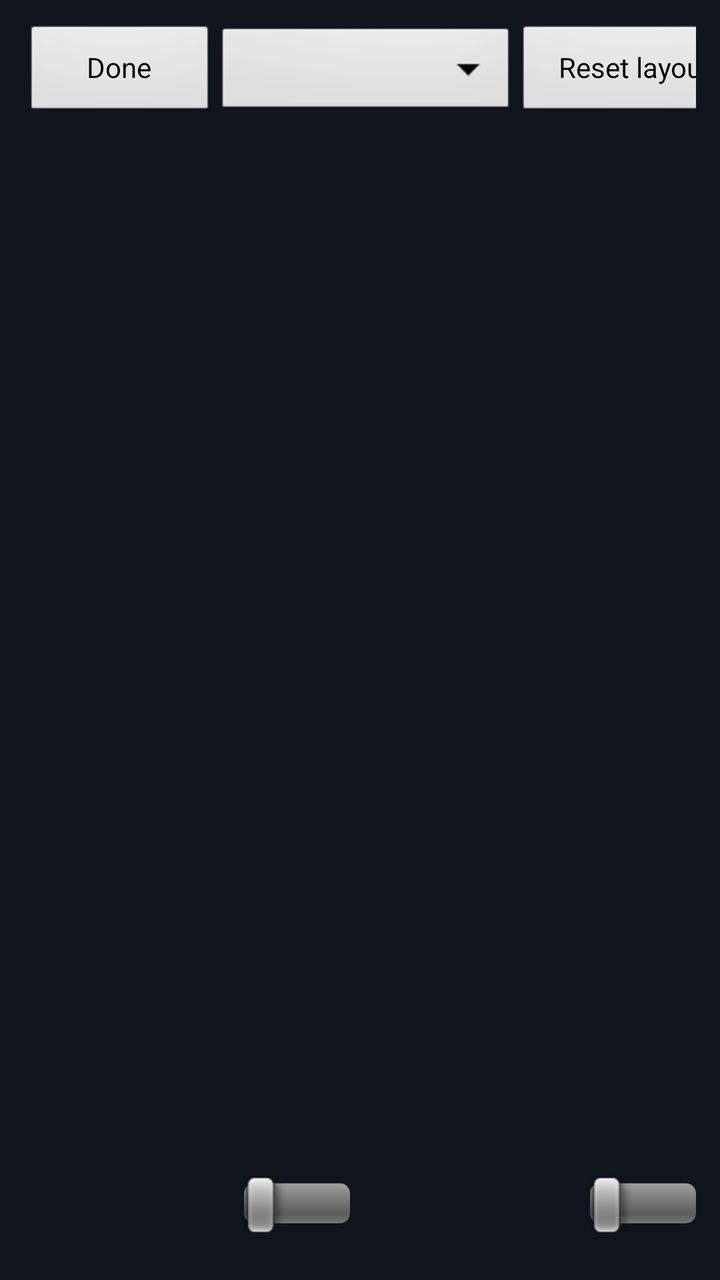
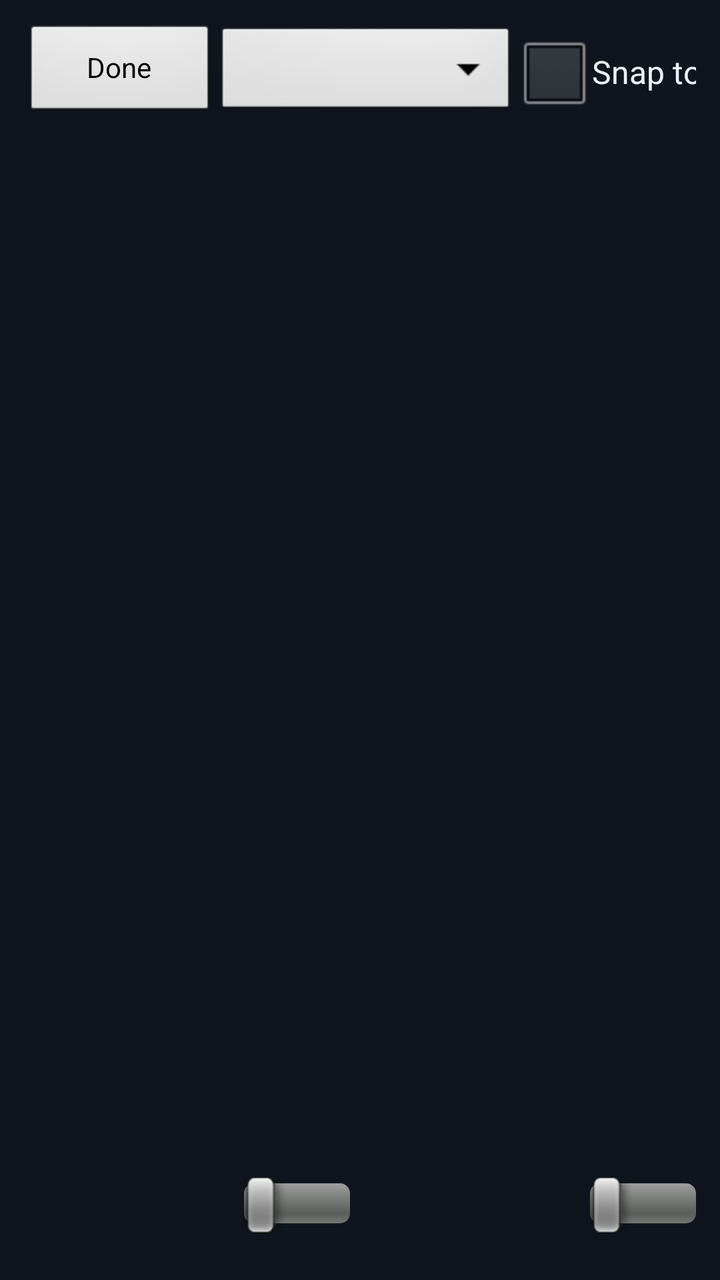

Before-and-after screenshots of an Android layout around one commit, followed by the original layout XML and the change that was made.
<!-- AndroidManifest.xml: application theme AppTheme -->
<!-- res/layout/activity_touch_editor.xml -->
<LinearLayout xmlns:android="http://schemas.android.com/apk/res/android" android:layout_width="match_parent" android:layout_height="match_parent" android:orientation="vertical" android:padding="12dp" android:background="@color/ui_background">
 <LinearLayout android:layout_width="match_parent" android:layout_height="48dp" android:orientation="horizontal" android:gravity="center_vertical">
  <Button android:id="@+id/editor_done" android:layout_width="wrap_content" android:minWidth="96dp" android:layout_height="match_parent" android:text="@string/editor_done" android:maxLines="1" android:ellipsize="end"/>
  <Spinner android:id="@+id/editor_mode" android:layout_width="wrap_content" android:minWidth="150dp" android:layout_height="match_parent"/>
  <TextView android:id="@+id/editor_selection" android:layout_width="0dp" android:layout_weight="1" android:layout_height="wrap_content" android:maxLines="1" android:ellipsize="end" android:paddingLeft="12dp" android:text="@string/editor_select_control" android:textColor="@color/ui_accent"/>
  <Button android:id="@+id/editor_reset" android:layout_width="wrap_content" android:minWidth="120dp" android:layout_height="match_parent" android:text="@string/editor_reset" android:maxLines="1" android:ellipsize="end"/>
 </LinearLayout>
 <FrameLayout android:id="@+id/editor_canvas" android:layout_width="match_parent" android:layout_height="0dp" android:layout_weight="1" android:layout_marginTop="8dp"/>
 <LinearLayout android:layout_width="match_parent" android:layout_height="52dp" android:orientation="horizontal" android:gravity="center_vertical">
  <TextView android:id="@+id/editor_visual_label" android:layout_width="wrap_content" android:minWidth="110dp" android:maxLines="1" android:layout_height="wrap_content" android:text="" android:textColor="@color/ui_text"/>
  <SeekBar android:id="@+id/editor_visual" android:layout_width="0dp" android:layout_weight="1" android:layout_height="match_parent"/>
  <TextView android:id="@+id/editor_hit_label" android:layout_width="wrap_content" android:minWidth="120dp" android:maxLines="1" android:layout_height="wrap_content" android:text="" android:textColor="@color/ui_text"/>
  <SeekBar android:id="@+id/editor_hit" android:layout_width="0dp" android:layout_weight="1" android:layout_height="match_parent"/>
 </LinearLayout>
</LinearLayout>
<!-- resources referenced by this layout -->
<resources>
  <color name="ui_accent">#F4B664</color>
  <color name="ui_background">#10151D</color>
  <color name="ui_text">#EEF2F8</color>
  <string name="editor_done">Done</string>
  <string name="editor_reset">Reset layout</string>
  <string name="editor_select_control">Select a control</string>
  <style name="AppTheme" parent="android:Theme.NoTitleBar.Fullscreen">
          
      </style>
</resources>

<!-- the commit's change to res/layout/activity_touch_editor.xml (unified diff, before → after) -->
@@ -1,8 +1,9 @@
 <LinearLayout xmlns:android="http://schemas.android.com/apk/res/android" android:layout_width="match_parent" android:layout_height="match_parent" android:orientation="vertical" android:padding="12dp" android:background="@color/ui_background">
  <LinearLayout android:layout_width="match_parent" android:layout_height="48dp" android:orientation="horizontal" android:gravity="center_vertical">
   <Button android:id="@+id/editor_done" android:layout_width="wrap_content" android:minWidth="96dp" android:layout_height="match_parent" android:text="@string/editor_done" android:maxLines="1" android:ellipsize="end"/>
+  <TextView android:id="@+id/editor_selection" android:layout_width="0dp" android:layout_weight="1" android:layout_height="wrap_content" android:maxLines="1" android:ellipsize="end" android:paddingLeft="12dp" android:paddingRight="12dp" android:text="@string/editor_select_control" android:textColor="@color/ui_accent"/>
   <Spinner android:id="@+id/editor_mode" android:layout_width="wrap_content" android:minWidth="150dp" android:layout_height="match_parent"/>
-  <TextView android:id="@+id/editor_selection" android:layout_width="0dp" android:layout_weight="1" android:layout_height="wrap_content" android:maxLines="1" android:ellipsize="end" android:paddingLeft="12dp" android:text="@string/editor_select_control" android:textColor="@color/ui_accent"/>
+  <CheckBox android:id="@+id/editor_snap" android:layout_width="wrap_content" android:layout_height="match_parent" android:layout_marginEnd="8dp" android:maxLines="1" android:text="@string/editor_snap_grid" android:textColor="@color/ui_text"/>
   <Button android:id="@+id/editor_reset" android:layout_width="wrap_content" android:minWidth="120dp" android:layout_height="match_parent" android:text="@string/editor_reset" android:maxLines="1" android:ellipsize="end"/>
  </LinearLayout>
  <FrameLayout android:id="@+id/editor_canvas" android:layout_width="match_parent" android:layout_height="0dp" android:layout_weight="1" android:layout_marginTop="8dp"/>
<!-- resource entries referenced after the edit -->
@@ -6,6 +6,7 @@
   <string name="editor_done">Done</string>
   <string name="editor_reset">Reset layout</string>
   <string name="editor_select_control">Select a control</string>
+  <string name="editor_snap_grid">Snap to grid</string>
   <style name="AppTheme" parent="android:Theme.NoTitleBar.Fullscreen">
           
       </style>
